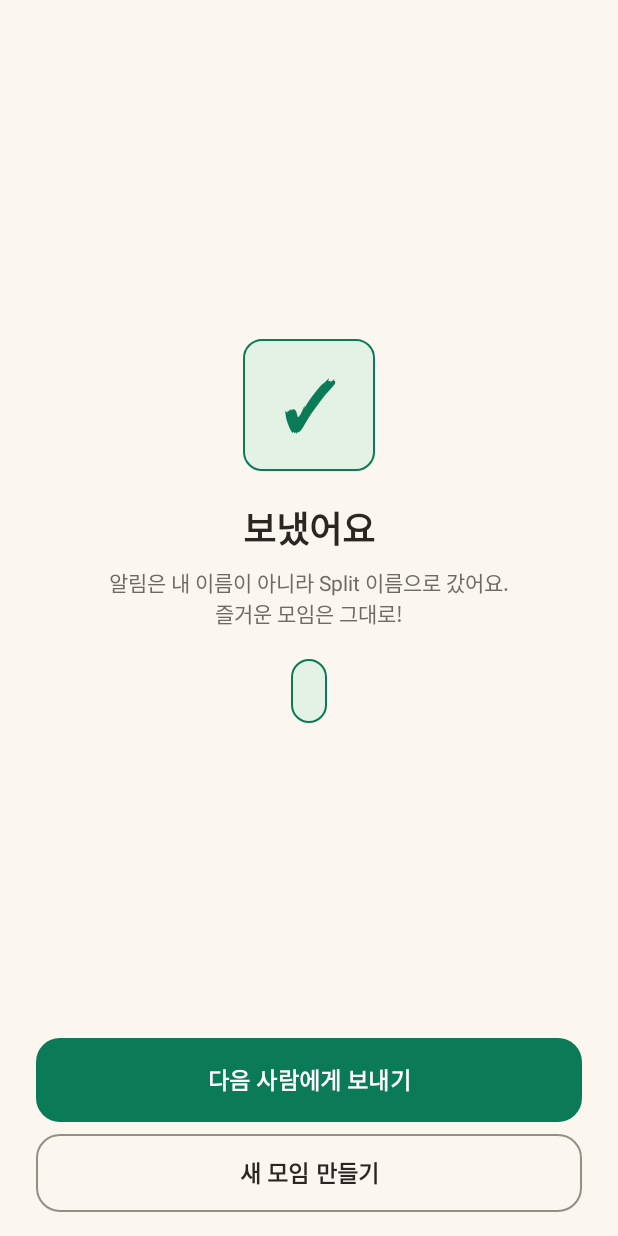
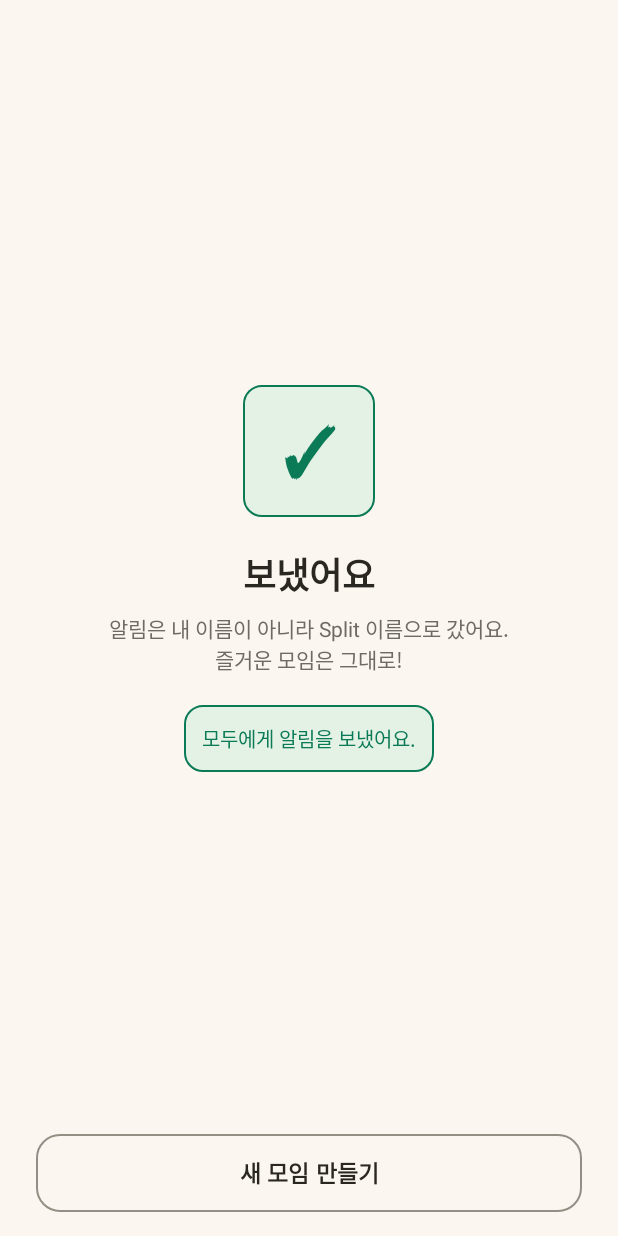
Before and after one commit to HoPhuKhang/Split, an Android app: the SentActivity screen opened directly, with no data from a screen before it, on a phone screen of 412 x 824 dp. Run offline under Robolectric (Android 15) with nearby library versions, the phone set to English and light mode, and no system bars.

Commit message:
fix: 남은 사람에게 이어서 보내기 (SentActivity)

```diff
--- a/app/src/main/java/com/example/split/SentActivity.java
+++ b/app/src/main/java/com/example/split/SentActivity.java
@@ -2,8 +2,14 @@ package com.example.split;
 
 import android.content.Intent;
 import android.os.Bundle;
+import android.view.View;
+import android.widget.TextView;
 
-/** Màn 7: đã gửi. "새 모임 만들기" xóa dữ liệu cũ và quay về màn 1, đóng hết các màn cũ. */
+/**
+ * Màn 7: đã gửi.
+ * Tuần 4: nếu còn người chưa được nhắc thì hiện "다음 사람에게 보내기" để quay lại màn 6.
+ * "새 모임 만들기" xóa dữ liệu cũ và quay về màn 1, đóng hết các màn cũ.
+ */
 public class SentActivity extends BaseActivity {
 
     @Override
@@ -11,6 +17,20 @@ public class SentActivity extends BaseActivity {
         super.onCreate(savedInstanceState);
         setContentView(R.layout.activity_sent);
         setupScreen(null, null);
+
+        int remaining = store().remainingNudges();
+        TextView textRemaining = findViewById(R.id.text_remaining);
+        View btnNextPerson = findViewById(R.id.btn_next_person);
+        if (remaining > 0) {
+            textRemaining.setText("아직 " + remaining + "명에게 보내지 않았어요.");
+            btnNextPerson.setVisibility(View.VISIBLE);
+        } else {
+            textRemaining.setText("모두에게 알림을 보냈어요.");
+            btnNextPerson.setVisibility(View.GONE);
+        }
+
+        // Quay lại màn 6; màn 6 tự chọn người kế tiếp chưa được nhắc
+        btnNextPerson.setOnClickListener(v -> finish());
 
         findViewById(R.id.btn_new).setOnClickListener(v -> {
             store().reset();
```
